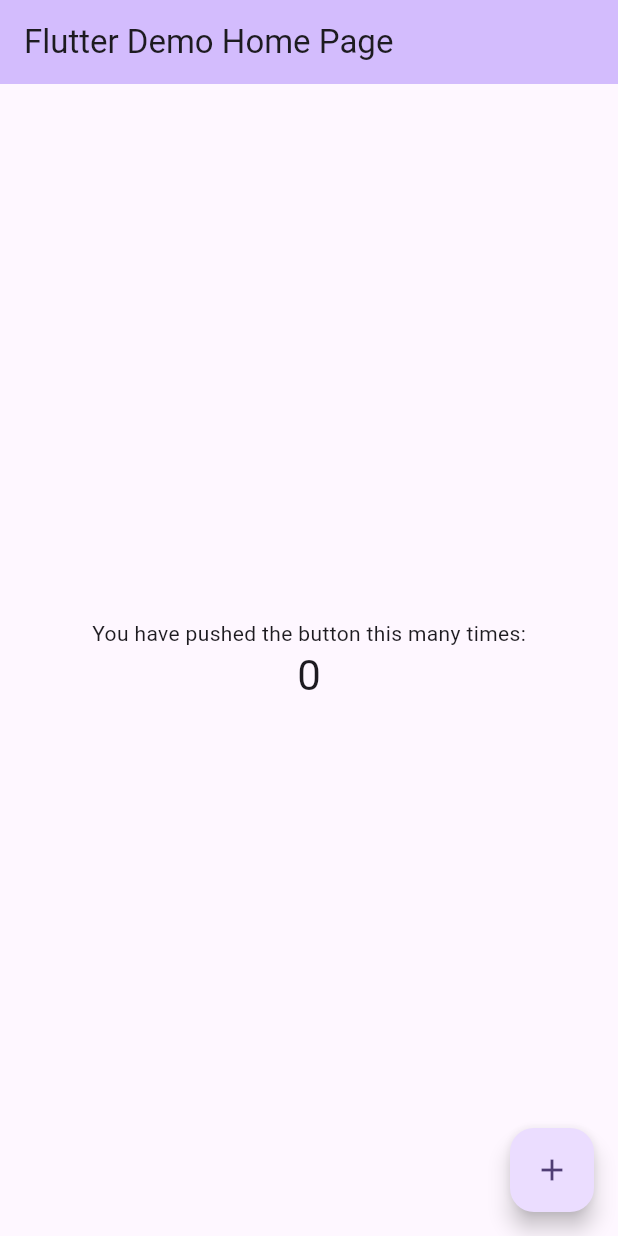
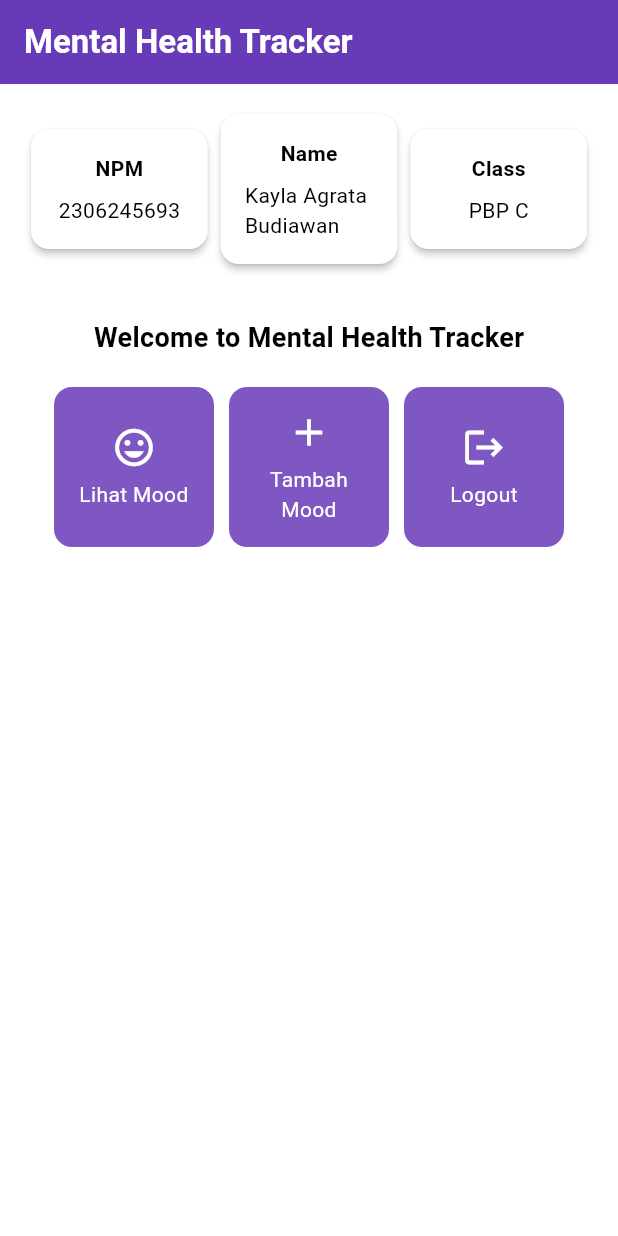
Before and after one commit to kaylagrata/mental-health-tracker-mobile, a Flutter app: the screen it shows after launch, on a phone screen of 412 x 824 dp. Run offline on Flutter 3.47's test engine with Material 3 defaults, Android fonts, the phone set to English and light mode, and no system bars.

Commit message:
finish tutorial 6

```diff
--- a/mental_health_tracker/lib/main.dart
+++ b/mental_health_tracker/lib/main.dart
@@ -1,4 +1,5 @@
 import 'package:flutter/material.dart';
+import 'package:mental_health_tracker/menu.dart';
 
 void main() {
   runApp(const MyApp());
@@ -28,98 +29,12 @@ class MyApp extends StatelessWidget {
         //
         // This works for code too, not just values: Most code changes can be
         // tested with just a hot reload.
-        colorScheme: ColorScheme.fromSeed(seedColor: Colors.deepPurple),
+        colorScheme: ColorScheme.fromSwatch(
+            primarySwatch: Colors.deepPurple,
+        ).copyWith(secondary: Colors.deepPurple[400]),
         useMaterial3: true,
       ),
-      home: const MyHomePage(title: 'Flutter Demo Home Page'),
+      home: MyHomePage(),
     );
   }
 }
-
-class MyHomePage extends StatefulWidget {
-  const MyHomePage({super.key, required this.title});
-
-  // This widget is the home page of your application. It is stateful, meaning
-  // that it has a State object (defined below) that contains fields that affect
-  // how it looks.
-
-  // This class is the configuration for the state. It holds the values (in this
-  // case the title) provided by the parent (in this case the App widget) and
-  // used by the build method of the State. Fields in a Widget subclass are
-  // always marked "final".
-
-  final String title;
-
-  @override
-  State<MyHomePage> createState() => _MyHomePageState();
-}
-
-class _MyHomePageState extends State<MyHomePage> {
-  int _counter = 0;
-
-  void _incrementCounter() {
-    setState(() {
-      // This call to setState tells the Flutter framework that something has
-      // changed in this State, which causes it to rerun the build method below
-      // so that the display can reflect the updated values. If we changed
-      // _counter without calling setState(), then the build method would not be
-      // called again, and so nothing would appear to happen.
-      _counter++;
-    });
-  }
-
-  @override
-  Widget build(BuildContext context) {
-    // This method is rerun every time setState is called, for instance as done
-    // by the _incrementCounter method above.
-    //
-    // The Flutter framework has been optimized to make rerunning build methods
-    // fast, so that you can just rebuild anything that needs updating rather
-    // than having to individually change instances of widgets.
-    return Scaffold(
-      appBar: AppBar(
-        // TRY THIS: Try changing the color here to a specific color (to
-        // Colors.amber, perhaps?) and trigger a hot reload to see the AppBar
-        // change color while the other colors stay the same.
-        backgroundColor: Theme.of(context).colorScheme.inversePrimary,
-        // Here we take the value from the MyHomePage object that was created by
-        // the App.build method, and use it to set our appbar title.
-        title: Text(widget.title),
-      ),
-      body: Center(
-        // Center is a layout widget. It takes a single child and positions it
-        // in the middle of the parent.
-        child: Column(
-          // Column is also a layout widget. It takes a list of children and
-          // arranges them vertically. By default, it sizes itself to fit its
-          // children horizontally, and tries to be as tall as its parent.
-          //
-          // Column has various properties to control how it sizes itself and
-          // how it positions its children. Here we use mainAxisAlignment to
-          // center the children vertically; the main axis here is the vertical
-          // axis because Columns are vertical (the cross axis would be
-          // horizontal).
-          //
-          // TRY THIS: Invoke "debug painting" (choose the "Toggle Debug Paint"
-          // action in the IDE, or press "p" in the console), to see the
-          // wireframe for each widget.
-          mainAxisAlignment: MainAxisAlignment.center,
-          children: <Widget>[
-            const Text(
-              'You have pushed the button this many times:',
-            ),
-            Text(
-              '$_counter',
-              style: Theme.of(context).textTheme.headlineMedium,
-            ),
-          ],
-        ),
-      ),
-      floatingActionButton: FloatingActionButton(
-        onPressed: _incrementCounter,
-        tooltip: 'Increment',
-        child: const Icon(Icons.add),
-      ), // This trailing comma makes auto-formatting nicer for build methods.
-    );
-  }
-}
--- /dev/null
+++ b/mental_health_tracker/lib/menu.dart
@@ -0,0 +1,186 @@
+import 'package:flutter/material.dart';
+
+class MyHomePage extends StatelessWidget {
+   MyHomePage({super.key});
+   final String npm = '2306245693'; // NPM
+   final String name = 'Kayla Agrata Budiawan'; // Nama
+   final String className = 'PBP C'; // Kelas
+
+   final List<ItemHomepage> items = [
+         ItemHomepage("Lihat Mood", Icons.mood),
+         ItemHomepage("Tambah Mood", Icons.add),
+         ItemHomepage("Logout", Icons.logout),
+    ];
+
+  @override
+  Widget build(BuildContext context) {
+    // Scaffold menyediakan struktur dasar halaman dengan AppBar dan body.
+    return Scaffold(
+      // AppBar adalah bagian atas halaman yang menampilkan judul.
+      appBar: AppBar(
+        // Judul aplikasi "Mental Health Tracker" dengan teks putih dan tebal.
+        title: const Text(
+          'Mental Health Tracker',
+          style: TextStyle(
+            color: Colors.white,
+            fontWeight: FontWeight.bold,
+          ),
+        ),
+        // Warna latar belakang AppBar diambil dari skema warna tema aplikasi.
+        backgroundColor: Theme.of(context).colorScheme.primary,
+      ),
+      // Body halaman dengan padding di sekelilingnya.
+      body: Padding(
+        padding: const EdgeInsets.all(16.0),
+        // Menyusun widget secara vertikal dalam sebuah kolom.
+        child: Column(
+          crossAxisAlignment: CrossAxisAlignment.center,
+          children: [
+            // Row untuk menampilkan 3 InfoCard secara horizontal.
+            Row(
+              mainAxisAlignment: MainAxisAlignment.spaceEvenly,
+              children: [
+                InfoCard(title: 'NPM', content: npm),
+                InfoCard(title: 'Name', content: name),
+                InfoCard(title: 'Class', content: className),
+              ],
+            ),
+
+            // Memberikan jarak vertikal 16 unit.
+            const SizedBox(height: 16.0),
+
+            // Menempatkan widget berikutnya di tengah halaman.
+            Center(
+              child: Column(
+                // Menyusun teks dan grid item secara vertikal.
+
+                children: [
+                  // Menampilkan teks sambutan dengan gaya tebal dan ukuran 18.
+                  const Padding(
+                    padding: EdgeInsets.only(top: 16.0),
+                    child: Text(
+                      'Welcome to Mental Health Tracker',
+                      style: TextStyle(
+                        fontWeight: FontWeight.bold,
+                        fontSize: 18.0,
+                      ),
+                    ),
+                  ),
+
+                  // Grid untuk menampilkan ItemCard dalam bentuk grid 3 kolom.
+                  GridView.count(
+                    primary: true,
+                    padding: const EdgeInsets.all(20),
+                    crossAxisSpacing: 10,
+                    mainAxisSpacing: 10,
+                    crossAxisCount: 3,
+                    // Agar grid menyesuaikan tinggi kontennya.
+                    shrinkWrap: true,
+
+                    // Menampilkan ItemCard untuk setiap item dalam list items.
+                    children: items.map((ItemHomepage item) {
+                      return ItemCard(item);
+                    }).toList(),
+                  ),
+                ],
+              ),
+            ),
+          ],
+        ),
+      ),
+    );
+  }
+}
+
+class InfoCard extends StatelessWidget {
+  // Kartu informasi yang menampilkan title dan content.
+
+  final String title;  // Judul kartu.
+  final String content;  // Isi kartu.
+
+  const InfoCard({super.key, required this.title, required this.content});
+
+  @override
+  Widget build(BuildContext context) {
+    return Card(
+      // Membuat kotak kartu dengan bayangan dibawahnya.
+      elevation: 2.0,
+      child: Container(
+        // Mengatur ukuran dan jarak di dalam kartu.
+        width: MediaQuery.of(context).size.width / 3.5, // menyesuaikan dengan lebar device yang digunakan.
+        padding: const EdgeInsets.all(16.0),
+        // Menyusun title dan content secara vertikal.
+        child: Column(
+          children: [
+            Text(
+              title,
+              style: const TextStyle(fontWeight: FontWeight.bold),
+            ),
+            const SizedBox(height: 8.0),
+            Text(content),
+          ],
+        ),
+      ),
+    );
+  }
+}
+
+class ItemHomepage {
+     final String name;
+     final IconData icon;
+
+     ItemHomepage(this.name, this.icon);
+ }
+
+class ItemCard extends StatelessWidget {
+  // Menampilkan kartu dengan ikon dan nama.
+
+  final ItemHomepage item;
+
+  const ItemCard(this.item, {super.key});
+
+  @override
+  Widget build(BuildContext context) {
+    return Material(
+      // Menentukan warna latar belakang dari tema aplikasi.
+      color: Theme.of(context).colorScheme.secondary,
+      // Membuat sudut kartu melengkung.
+      borderRadius: BorderRadius.circular(12),
+
+      child: InkWell(
+        // Aksi ketika kartu ditekan.
+        onTap: () {
+          // Menampilkan pesan SnackBar saat kartu ditekan.
+          ScaffoldMessenger.of(context)
+            ..hideCurrentSnackBar()
+            ..showSnackBar(
+              SnackBar(content: Text("Kamu telah menekan tombol ${item.name}!"))
+            );
+        },
+        // Container untuk menyimpan Icon dan Text
+        child: Container(
+          padding: const EdgeInsets.all(8),
+          child: Center(
+            child: Column(
+              // Menyusun ikon dan teks di tengah kartu.
+              mainAxisAlignment: MainAxisAlignment.center,
+              children: [
+                Icon(
+                  item.icon,
+                  color: Colors.white,
+                  size: 30.0,
+                ),
+                const Padding(padding: EdgeInsets.all(3)),
+                Text(
+                  item.name,
+                  textAlign: TextAlign.center,
+                  style: const TextStyle(color: Colors.white),
+                ),
+              ],
+            ),
+          ),
+        ),
+      ),
+    );
+  }
+}
```
